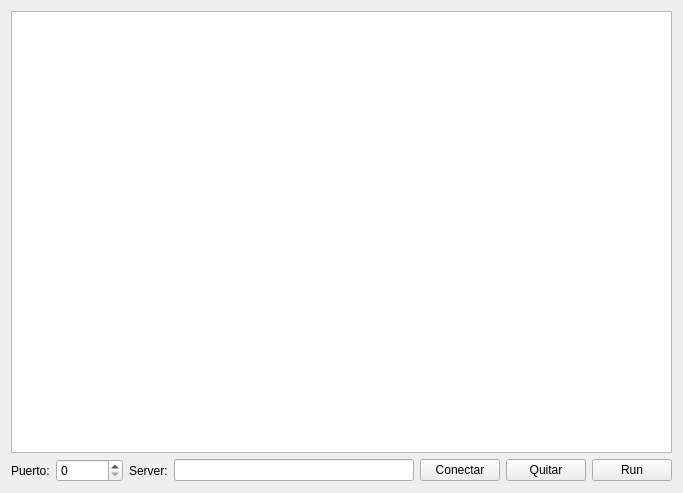
Daval03/Datos-2-2.0, file T01/T01-Client/widget.ui: the form before one commit.
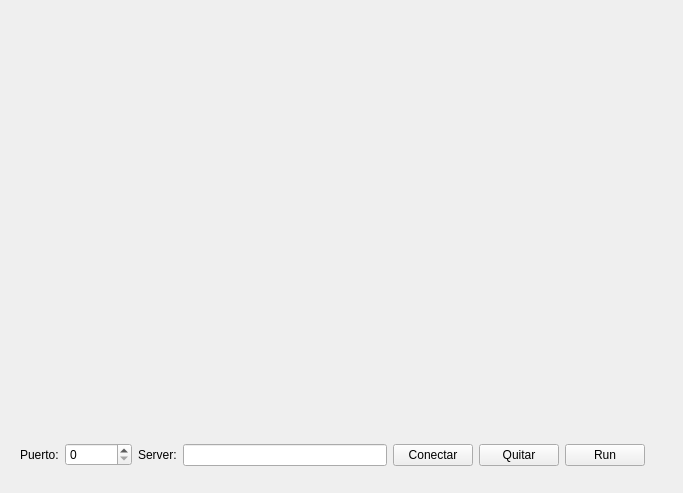
The form after the commit.

```diff
--- a/T01/T01-Client/widget.ui
+++ b/T01/T01-Client/widget.ui
@@ -13,11 +13,15 @@
   <property name="windowTitle">
    <string>Widget</string>
   </property>
-  <layout class="QGridLayout" name="gridLayout">
-   <item row="0" column="0">
-    <widget class="QListWidget" name="listWidget"/>
-   </item>
-   <item row="1" column="0">
+  <widget class="QWidget" name="">
+   <property name="geometry">
+    <rect>
+     <x>20</x>
+     <y>440</y>
+     <width>625</width>
+     <height>30</height>
+    </rect>
+   </property>
     <layout class="QHBoxLayout" name="horizontalLayout_3">
      <item>
       <layout class="QHBoxLayout" name="horizontalLayout">
@@ -73,8 +77,7 @@
       </layout>
      </item>
     </layout>
-   </item>
-  </layout>
+  </widget>
  </widget>
  <resources/>
  <connections/>
```
Lines whose indentation alone changed are shown as unchanged.
